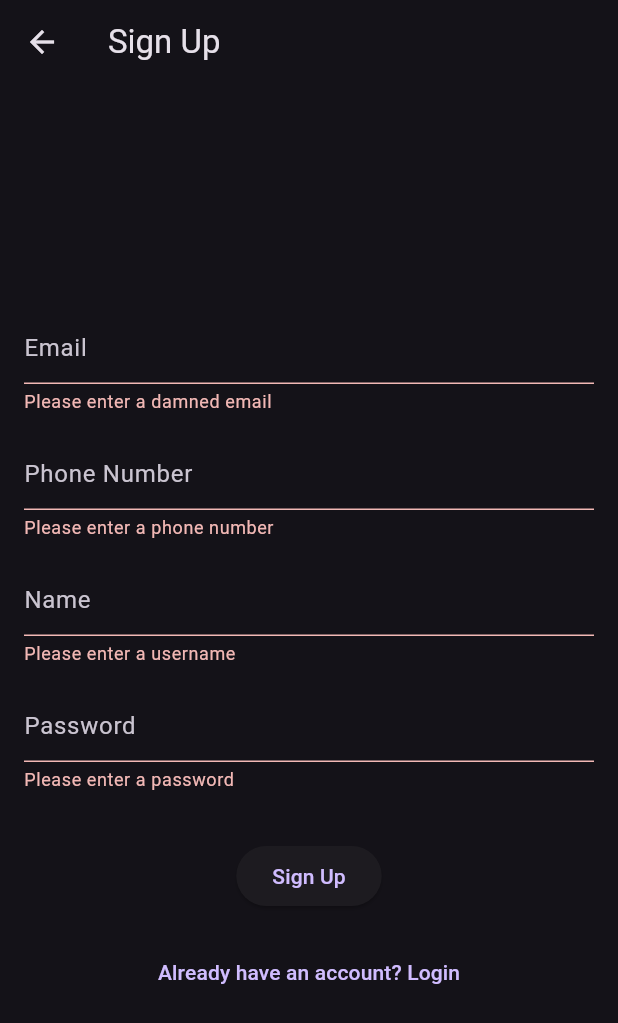
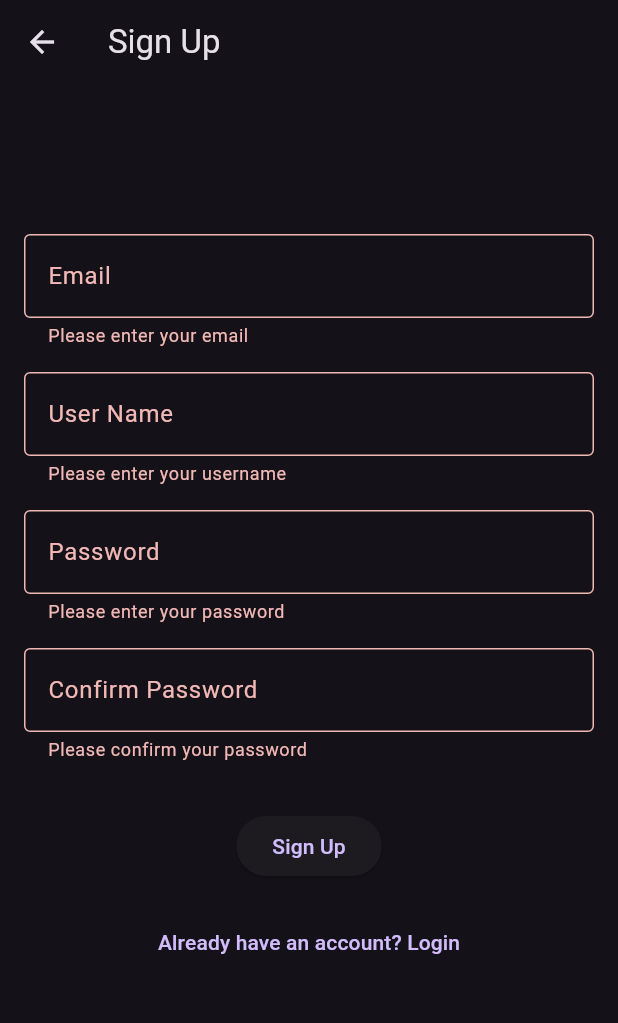
Before and after one commit to Nelinekid/quizapp, a Flutter app: the SignupPage screen opened directly, after a tap on "Sign Up", on a phone screen of 412 x 824 dp. Shown: the top 1023 px of the screen. Run offline on Flutter 3.47's test engine with Material 3 defaults, Android fonts, the phone set to English and light mode, and no system bars.

Commit message:
Designs and Settings screen with buttons added

```diff
--- a/lib/log_sign.dart
+++ b/lib/log_sign.dart
@@ -1,9 +1,11 @@
 import 'package:flutter/material.dart';
 import 'package:quizapp/screens/home_screen.dart';
 
+void main() => runApp(MyApp());
+
 class MyApp extends StatelessWidget {
   @override
-  Widget build (BuildContext context) {
+  Widget build(BuildContext context) {
     return MaterialApp(
       title: 'Login and Signup',
       home: LoginPage(),
@@ -18,7 +20,7 @@ class LoginPage extends StatefulWidget {
 
 class _LoginPageState extends State<LoginPage> {
   final _formKey = GlobalKey<FormState>();
-  final _emailController = TextEditingController();
+  final _usernameController = TextEditingController();
   final _passwordController = TextEditingController();
 
   @override
@@ -27,21 +29,23 @@ class _LoginPageState extends State<LoginPage> {
       appBar: AppBar(
         title: Text('Login'),
       ),
-      body: Padding(
-        padding: EdgeInsets.all(16.0),
+      body: SingleChildScrollView(
+        padding: EdgeInsets.symmetric(horizontal: 16.0),
         child: Form(
           key: _formKey,
           child: Column(
             mainAxisAlignment: MainAxisAlignment.center,
             children: [
+              SizedBox(height: 100.0),
               TextFormField(
-                controller: _emailController,
+                controller: _usernameController,
                 decoration: InputDecoration(
-                  hintText: 'Name',
+                  labelText: 'User Name or Email',
+                  border: OutlineInputBorder(),
                 ),
-                validator:(value) {
+                validator: (value) {
                   if (value!.isEmpty) {
-                    return 'Please enter your name';
+                    return 'Please enter your username or email';
                   }
                   return null;
                 },
@@ -51,11 +55,12 @@ class _LoginPageState extends State<LoginPage> {
                 controller: _passwordController,
                 obscureText: true,
                 decoration: InputDecoration(
-                  hintText: 'Password',
+                  labelText: 'Password',
+                  border: OutlineInputBorder(),
                 ),
                 validator: (value) {
                   if (value!.isEmpty) {
-                    return 'Please enter a password';
+                    return 'Please enter your password';
                   }
                   return null;
                 },
@@ -64,10 +69,15 @@ class _LoginPageState extends State<LoginPage> {
               ElevatedButton(
                 onPressed: () {
                   if (_formKey.currentState!.validate()) {
-                    print('Name: ${_emailController.text}');
+                    String userNameOrEmail = _usernameController.text;
+                    print('User Name or Email: $userNameOrEmail');
                     print('Password: ${_passwordController.text}');
+                    Navigator.of(context).pushReplacement(
+                      MaterialPageRoute(
+                        builder: (context) => HomeScreen(userNameOrEmail: userNameOrEmail),
+                      ),
+                    );
                   }
-                  Navigator.of(context).pushReplacement(MaterialPageRoute(builder: (context) => HomePage()));
                 },
                 child: Text('Login'),
               ),
@@ -97,7 +107,9 @@ class SignupPage extends StatefulWidget {
 class _SignupPageState extends State<SignupPage> {
   final _formKey = GlobalKey<FormState>();
   final _emailController = TextEditingController();
+  final _usernameController = TextEditingController();
   final _passwordController = TextEditingController();
+  final _confirmPasswordController = TextEditingController();
 
   @override
   Widget build(BuildContext context) {
@@ -105,21 +117,37 @@ class _SignupPageState extends State<SignupPage> {
       appBar: AppBar(
         title: Text('Sign Up'),
       ),
-      body: Padding(
-        padding: EdgeInsets.all(16.0),
+      body: SingleChildScrollView(
+        padding: EdgeInsets.symmetric(horizontal: 16.0),
         child: Form(
           key: _formKey,
           child: Column(
             mainAxisAlignment: MainAxisAlignment.center,
             children: [
+              SizedBox(height: 100.0),
               TextFormField(
                 controller: _emailController,
                 decoration: InputDecoration(
-                  hintText: 'Email',
+                  labelText: 'Email',
+                  border: OutlineInputBorder(),
                 ),
                 validator: (value) {
                   if (value!.isEmpty) {
-                    return 'Please enter a damned email';
+                    return 'Please enter your email';
+                  }
+                  return null;
+                },
+              ),
+              SizedBox(height: 16.0),
+              TextFormField(
+                controller: _usernameController,
+                decoration: InputDecoration(
+                  labelText: 'User Name',
+                  border: OutlineInputBorder(),
+                ),
+                validator: (value) {
+                  if (value!.isEmpty) {
+                    return 'Please enter your username';
                   }
                   return null;
                 },
@@ -129,39 +157,30 @@ class _SignupPageState extends State<SignupPage> {
                 controller: _passwordController,
                 obscureText: true,
                 decoration: InputDecoration(
-                  hintText: 'Phone Number',
+                  labelText: 'Password',
+                  border: OutlineInputBorder(),
                 ),
                 validator: (value) {
                   if (value!.isEmpty) {
-                    return 'Please enter a phone number';
+                    return 'Please enter your password';
                   }
                   return null;
                 },
               ),
               SizedBox(height: 16.0),
               TextFormField(
-                controller: _emailController,
+                controller: _confirmPasswordController,
                 obscureText: true,
                 decoration: InputDecoration(
-                  hintText: 'Name',
+                  labelText: 'Confirm Password',
+                  border: OutlineInputBorder(),
                 ),
                 validator: (value) {
                   if (value!.isEmpty) {
-                    return 'Please enter a username';
+                    return 'Please confirm your password';
                   }
-                  return null;
-                },
-              ),
-              SizedBox(height: 16.0),
-              TextFormField(
-                controller: _passwordController,
-                obscureText: true,
-                decoration: InputDecoration(
-                  hintText: 'Password',
-                ),
-                validator: (value) {
-                  if (value!.isEmpty) {
-                    return 'Please enter a password';
+                  if (value != _passwordController.text) {
+                    return 'Passwords do not match';
                   }
                   return null;
                 },
@@ -171,7 +190,11 @@ class _SignupPageState extends State<SignupPage> {
                 onPressed: () {
                   if (_formKey.currentState!.validate()) {
                     print('Email: ${_emailController.text}');
+                    print('User Name: ${_usernameController.text}');
                     print('Password: ${_passwordController.text}');
+                    Navigator.of(context).pushReplacement(
+                      MaterialPageRoute(builder: (context) => LoginPage()),
+                    );
                   }
                 },
                 child: Text('Sign Up'),
@@ -179,10 +202,12 @@ class _SignupPageState extends State<SignupPage> {
               SizedBox(height: 16.0),
               TextButton(
                 onPressed: () {
-                  Navigator.of(context).pushReplacement(MaterialPageRoute(builder: (context) => LoginPage()));
+                  Navigator.of(context).pushReplacement(
+                    MaterialPageRoute(builder: (context) => LoginPage()),
+                  );
                 },
                 child: Text('Already have an account? Login'),
-                )
+              ),
             ],
           ),
         ),
```
Also changed, not shown: lib/screens/home_screen.dart (+139 -47 lines), lib/screens/setting_screen.dart (added, +148 -0 lines). Lines whose indentation alone changed are shown as unchanged.
